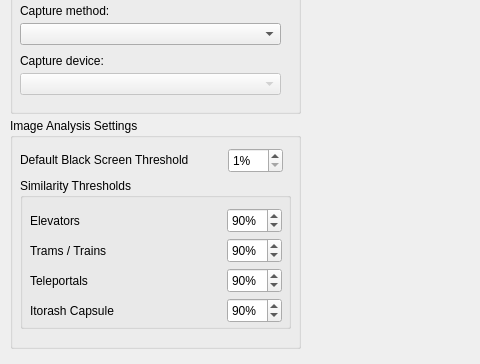
This is res/settings.ui in goth-uhaul/zdcurtain as Qt 5 draws it before an edit; both pictures show x 0 to 480 and y 92 to 456 of the 664 by 456 pixel window. The edited form follows.
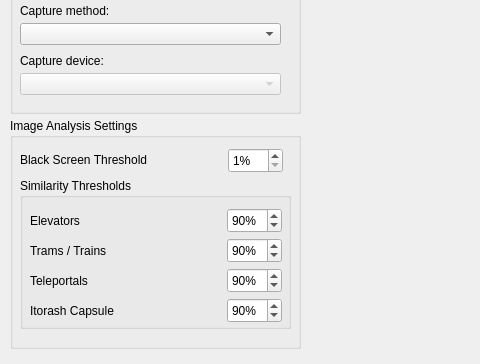
This is the edited form. Icons and pictures are not drawn.

```diff
--- a/res/settings.ui
+++ b/res/settings.ui
@@ -170,7 +170,7 @@
      </rect>
     </property>
     <property name="text">
-     <string>Default Black Screen Threshold</string>
+     <string>Black Screen Threshold</string>
     </property>
    </widget>
    <widget class="QGroupBox" name="similarity_settings_groupbox">
```
